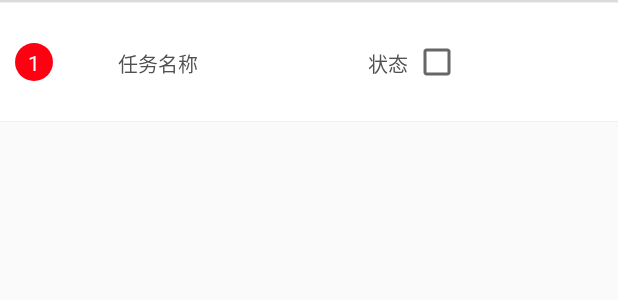
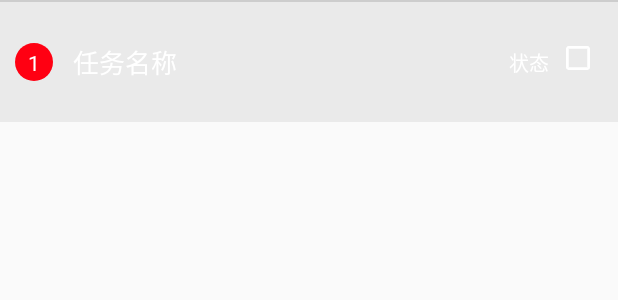
Before and after one commit to epoluodi/RFIDEMCounting, an Android app: the layout activity_export_list.xml on its own in the app's theme, with its tools: preview values and no code run, on a phone screen of 412 x 824 dp. Shown: the top 300 px of the screen. Run offline under Robolectric (Android 15) with nearby library versions, the phone set to English and light mode, and no system bars.

Commit message:
样式调整  yxg

```diff
--- /dev/null
+++ b/app/src/main/res/drawable/checkbox_style.xml
@@ -0,0 +1,8 @@
+<?xml version="1.0" encoding="utf-8"?>
+<selector xmlns:android="http://schemas.android.com/apk/res/android">
+
+    <item android:drawable="@mipmap/checkbox2" android:state_checked="true"/>
+    <item android:drawable="@mipmap/checkbox1" android:state_checked="false"/>
+    <item android:drawable="@mipmap/checkbox1"/>
+
+</selector>
--- a/app/src/main/res/layout/activity_em_list.xml
+++ b/app/src/main/res/layout/activity_em_list.xml
@@ -34,7 +34,8 @@
 
         <RelativeLayout
             android:id="@+id/rl"
-            android:layout_width="wrap_content"
+            android:layout_marginRight="16dp"
+            android:layout_width="match_parent"
             android:layout_height="wrap_content"
             android:layout_centerVertical="true"
             android:layout_marginLeft="@dimen/margin"
@@ -43,21 +44,22 @@
 
             <TextView
                 android:id="@+id/name"
-                android:layout_width="230dp"
+                android:layout_width="match_parent"
                 android:layout_height="wrap_content"
-                android:layout_marginLeft="30dp"
+                android:layout_marginLeft="10dp"
                 android:layout_centerHorizontal="true"
                 android:ellipsize="end"
                 android:singleLine="true"
                 android:text="任务名称"
                 android:textColor="@color/white"
+                android:layout_toLeftOf="@+id/state"
                 android:textSize="17dp" />
 
             <TextView
                 android:id="@+id/state"
                 android:layout_width="wrap_content"
                 android:layout_height="wrap_content"
-                android:layout_alignRight="@id/name"
+                android:layout_alignParentRight="true"
                 android:layout_marginTop="3dp"
                 android:ellipsize="end"
                 android:singleLine="true"
--- a/app/src/main/res/layout/activity_export_list.xml
+++ b/app/src/main/res/layout/activity_export_list.xml
@@ -2,20 +2,21 @@
 <LinearLayout xmlns:android="http://schemas.android.com/apk/res/android"
     android:layout_width="match_parent"
     android:layout_height="wrap_content"
+    android:background="@color/blackTransparent1"
     android:orientation="vertical">
 
     <View style="@style/divider_e9" />
     <RelativeLayout
         android:layout_width="match_parent"
         android:layout_height="80dp"
-        android:background="@color/white">
-        <View
-            style="@style/divider_ca"
-            android:layout_alignParentTop="true" />
+     >
+<!--        <View-->
+<!--            style="@style/divider_ca"-->
+<!--            android:layout_alignParentTop="true" />-->
 
-        <View
-            style="@style/divider_ca"
-            android:layout_alignParentBottom="true" />
+<!--        <View-->
+<!--            style="@style/divider_ca"-->
+<!--            android:layout_alignParentBottom="true" />-->
 
         <TextView
             android:id="@+id/index"
@@ -31,8 +32,10 @@
 
         <RelativeLayout
             android:id="@+id/rl"
-            android:layout_marginTop="3dp"
-            android:layout_width="wrap_content"
+
+
+            android:layout_marginRight="16dp"
+            android:layout_width="match_parent"
             android:layout_height="wrap_content"
             android:layout_centerVertical="true"
             android:layout_marginLeft="@dimen/margin"
@@ -42,34 +45,39 @@
             <TextView
                 android:id="@+id/name"
                 android:padding="3dp"
-                android:layout_width="200dp"
+                android:layout_width="match_parent"
                 android:layout_height="wrap_content"
-                android:layout_marginLeft="30dp"
-                android:layout_marginTop="3dp"
+
+
                 android:ellipsize="end"
                 android:singleLine="true"
                 android:text="任务名称"
-                android:textColor="#515151"
-                android:textSize="13dp" />
+                android:layout_toLeftOf="@+id/state"
+                android:textColor="@color/white"
+                android:textSize="17dp" />
 
             <TextView
                 android:id="@+id/state"
                 android:padding="3dp"
+
                 android:layout_width="wrap_content"
                 android:layout_height="wrap_content"
                 android:layout_marginTop="3dp"
-                android:layout_alignRight="@id/name"
+               android:layout_toLeftOf="@+id/sel"
+                android:layout_marginRight="5dp"
                 android:ellipsize="end"
                 android:singleLine="true"
                 android:text="状态"
-                android:textColor="#515151"
+                android:textColor="@color/white"
                 android:textSize="13dp" />
 
             <CheckBox
+                android:layout_marginTop="3dp"
+                android:layout_alignParentRight="true"
                 android:id="@+id/sel"
                 android:layout_width="wrap_content"
                 android:layout_height="wrap_content"
-                android:layout_marginLeft="230dp"
+                style="@style/CustomCheckboxTheme"
                 />
         </RelativeLayout>
     </RelativeLayout>
--- a/app/src/main/res/values/styles.xml
+++ b/app/src/main/res/values/styles.xml
@@ -133,4 +133,8 @@
         <item name="android:textColor">@color/black_light</item>
         <item name="android:textSize">@dimen/text_size_normal</item>
     </style>
+    <style name="CustomCheckboxTheme" parent="@android:style/Widget.CompoundButton.CheckBox">
+        <item name="android:button">@drawable/checkbox_style</item>
+    </style>
+
 </resources>
```
Also changed, not shown: app/src/main/res/mipmap-hdpi/checkbox1.png (added), app/src/main/res/mipmap-hdpi/checkbox2.png (added).
